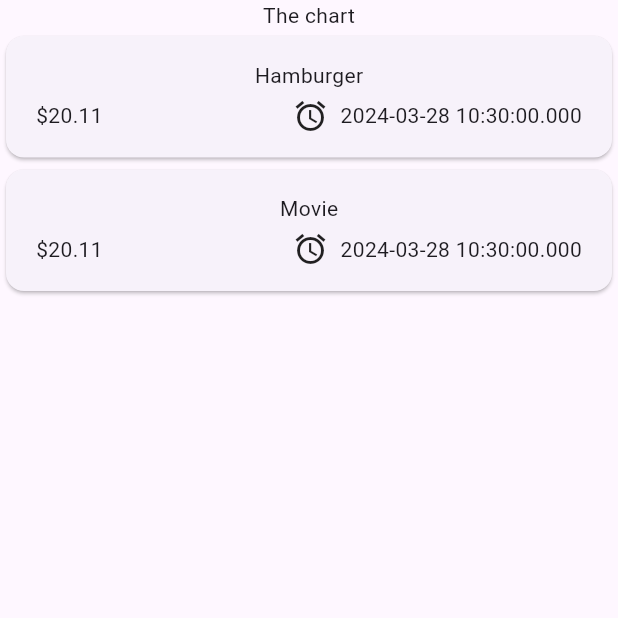
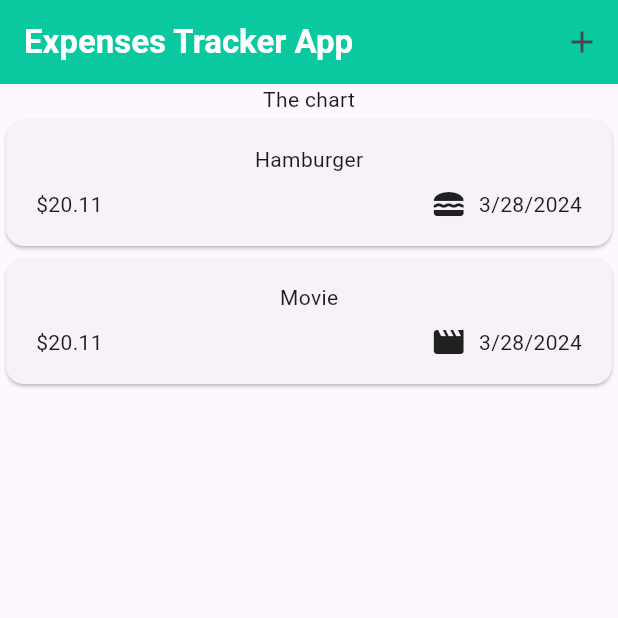
Before and after one commit to H4ntz-M4d/Flutter_Tracker_App, a Flutter app: the screen it shows after launch, on a phone screen of 412 x 824 dp, the top half of it. Run offline on Flutter 3.47's test engine with Material 3 defaults, Android fonts, the phone set to English and light mode, and no system bars.

Commit message:
second commit

```diff
--- a/lib/models/expense.dart
+++ b/lib/models/expense.dart
@@ -1,7 +1,18 @@
+import 'package:intl/intl.dart';
 import 'package:uuid/uuid.dart';
+import 'package:flutter/material.dart';
+
+final formatter = DateFormat.yMd();
 
 const uuid = Uuid();
 enum Category {food, travel, leisure, work}
+
+const categoryIcons = {
+    Category.food : Icons.lunch_dining,
+    Category.travel : Icons.flight_takeoff,
+    Category.leisure : Icons.movie,
+    Category.work : Icons.work
+  };
 
 class Expense{
   Expense({
@@ -17,4 +28,8 @@
   final double amount;
   final DateTime date;
   final Category category;
+
+  String get formatedDate{
+    return formatter.format(date);
+  }
 }
--- a/lib/widgets/expenses.dart
+++ b/lib/widgets/expenses.dart
@@ -1,9 +1,9 @@
 import 'package:flutter/material.dart';
-import 'package:flutter/widgets.dart';
 import 'package:flutter_tracker_app/widgets/expenses_list/expenses_list.dart';
 import 'package:flutter_tracker_app/models/expense.dart';
+import 'package:flutter_tracker_app/widgets/new_expense.dart';
 
-class Expenses extends StatefulWidget{
+class Expenses extends StatefulWidget {
   const Expenses({super.key});
 
   @override
@@ -12,32 +12,59 @@
   }
 }
 
-class _ExpensesState extends State<Expenses>{
+class _ExpensesState extends State<Expenses> {
   final List<Expense> _registeredExpenses = [
     Expense(
         title: 'Hamburger',
         amount: 20.11,
         date: DateTime.now(),
-      category: Category.food
-    ),
+        category: Category.food),
     Expense(
         title: 'Movie',
         amount: 20.11,
         date: DateTime.now(),
-      category: Category.leisure
-    ),
+        category: Category.leisure),
   ];
+
+  // void _openAddOverlay() {
+  //   showModalBottomSheet(
+  //     context: context,
+  //     builder: (ctx) => const Text('Modal Bottom Sheet'));
+  // }
+  //   Or you can use notasion void in bellow
+
+
+  void _openAddOverlay() {
+    showModalBottomSheet(
+      context: context,
+      builder: (ctx){
+        return const NewExpense();
+      }
+    );
+  }
 
   @override
   Widget build(BuildContext context) {
     return Scaffold(
+      appBar: AppBar(
+        backgroundColor: Color.fromARGB(255, 10, 201, 160),
+        title: const Text(
+          'Expenses Tracker App',
+          style: TextStyle(
+              fontWeight: FontWeight.bold,
+              color: Colors.white),
+        ),
+        actions: [
+          IconButton(
+            onPressed: _openAddOverlay,
+            icon: const Icon(Icons.add),),
+        ],
+      ),
       body: Column(
         children: [
           const Text('The chart'),
-          Expanded(
-            child:  ExpensesList(expenses: _registeredExpenses)),
+          Expanded(child: ExpensesList(expenses: _registeredExpenses)),
         ],
-
       ),
     );
   }
--- a/lib/widgets/expenses_list/expense_item.dart
+++ b/lib/widgets/expenses_list/expense_item.dart
@@ -17,16 +17,16 @@
         child: Column(
           children: [
             Text(expense.title),
-            const SizedBox(height: 5,),
+            const SizedBox(height: 8,),
             Row(
               children: [
                 Text('\$${expense.amount.toStringAsFixed(2)}'),
                 const Spacer(),
                 Row(
                   children: [
-                    const Icon(Icons.alarm),
+                    Icon(categoryIcons[expense.category]),
                     const SizedBox(width: 8,),
-                    Text(expense.date.toString())
+                    Text(expense.formatedDate)
                   ],
                 )
               ],
--- a/pubspec.yaml
+++ b/pubspec.yaml
@@ -36,6 +36,7 @@
   # Use with the CupertinoIcons class for iOS style icons.
   cupertino_icons: ^1.0.6
   uuid: ^4.3.3
+  intl: ^0.19.0
 
 dev_dependencies:
   flutter_test:
```
Also changed, not shown: lib/widgets/new_expense.dart (added, +101 -0 lines), pubspec.lock. Lines whose indentation alone changed are shown as unchanged.
